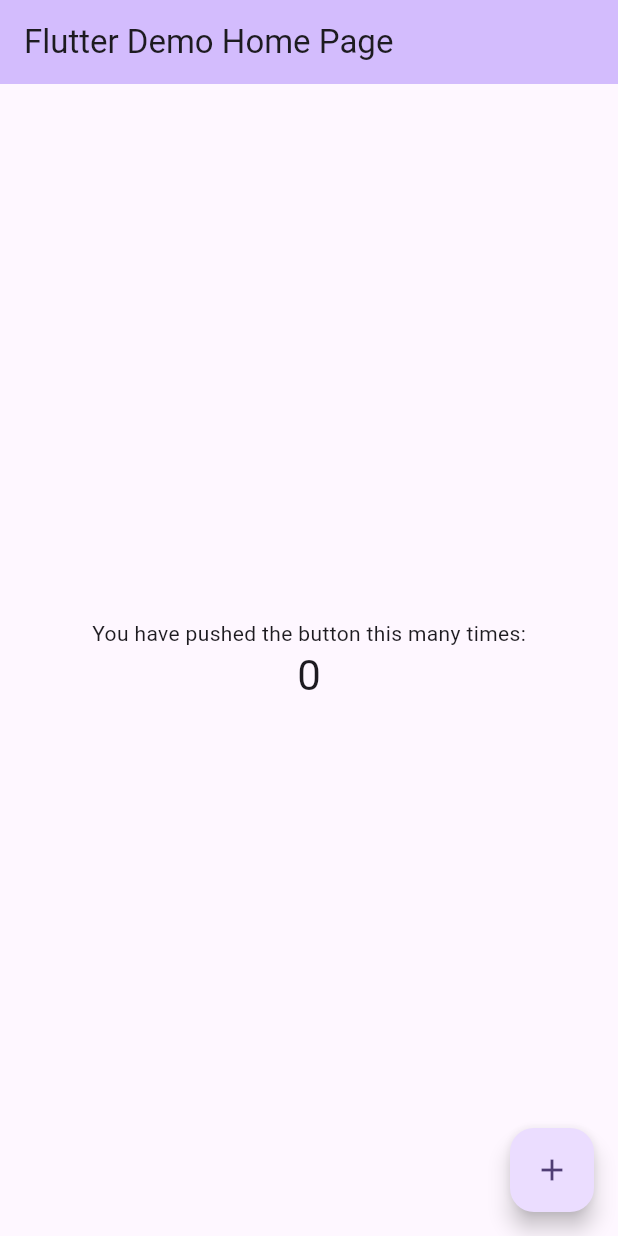
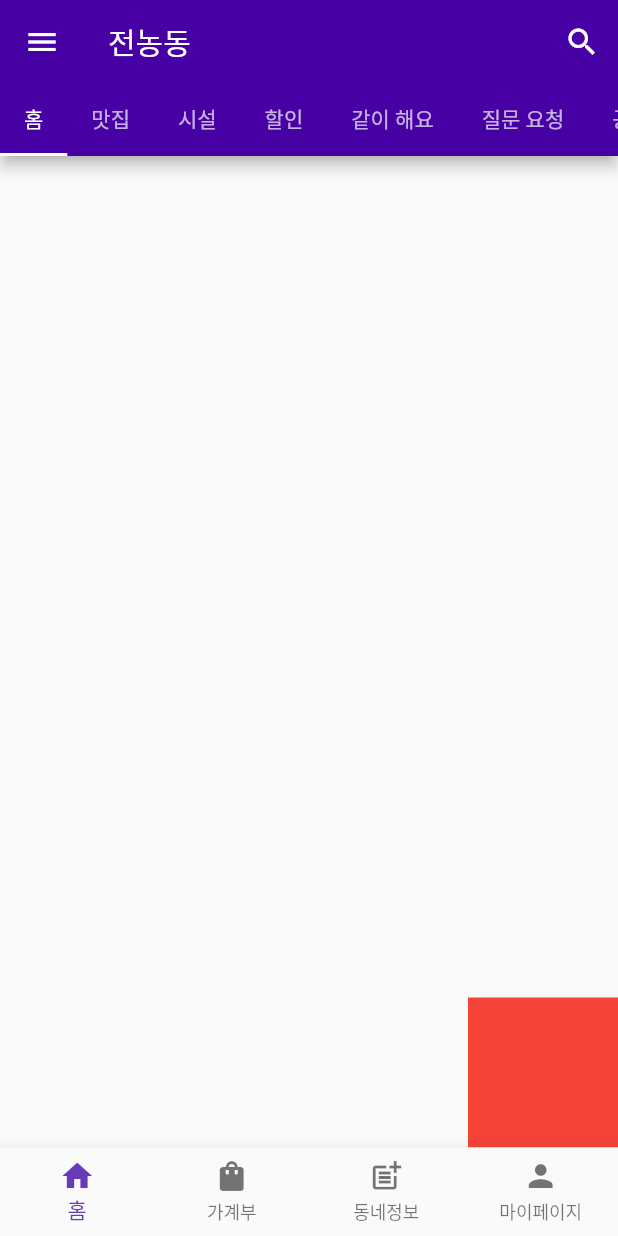
Before and after one commit to SchrodingerLivingAlone/Schrodinger-client, a Flutter app: the screen it shows after launch, on a phone screen of 412 x 824 dp. Run offline on Flutter 3.47's test engine with Material 2 defaults, Android fonts, the phone set to English and light mode, and no system bars.

```diff
--- a/lib/main.dart
+++ b/lib/main.dart
@@ -1,4 +1,5 @@
 import 'package:flutter/material.dart';
+import 'package:schrodinger_client/style.dart';
 
 void main() {
   runApp(const MyApp());
@@ -13,113 +14,88 @@ class MyApp extends StatelessWidget {
     return MaterialApp(
       title: 'Flutter Demo',
       theme: ThemeData(
-        // This is the theme of your application.
-        //
-        // TRY THIS: Try running your application with "flutter run". You'll see
-        // the application has a blue toolbar. Then, without quitting the app,
-        // try changing the seedColor in the colorScheme below to Colors.green
-        // and then invoke "hot reload" (save your changes or press the "hot
-        // reload" button in a Flutter-supported IDE, or press "r" if you used
-        // the command line to start the app).
-        //
-        // Notice that the counter didn't reset back to zero; the application
-        // state is not lost during the reload. To reset the state, use hot
-        // restart instead.
-        //
-        // This works for code too, not just values: Most code changes can be
-        // tested with just a hot reload.
-        colorScheme: ColorScheme.fromSeed(seedColor: Colors.deepPurple),
-        useMaterial3: true,
+        // colorScheme: ColorScheme.fromSeed(seedColor: Colors.deepPurple),
+        primaryColor: AppColor.main,
+        primarySwatch: Colors.deepPurple,
+        // useMaterial3: true,
       ),
-      home: const MyHomePage(title: 'Flutter Demo Home Page'),
+      home: const MyHomePage(),
     );
   }
 }
 
-class MyHomePage extends StatefulWidget {
-  const MyHomePage({super.key, required this.title});
-
-  // This widget is the home page of your application. It is stateful, meaning
-  // that it has a State object (defined below) that contains fields that affect
-  // how it looks.
-
-  // This class is the configuration for the state. It holds the values (in this
-  // case the title) provided by the parent (in this case the App widget) and
-  // used by the build method of the State. Fields in a Widget subclass are
-  // always marked "final".
-
-  final String title;
-
-  @override
-  State<MyHomePage> createState() => _MyHomePageState();
-}
-
-class _MyHomePageState extends State<MyHomePage> {
-  int _counter = 0;
-
-  void _incrementCounter() {
-    setState(() {
-      // This call to setState tells the Flutter framework that something has
-      // changed in this State, which causes it to rerun the build method below
-      // so that the display can reflect the updated values. If we changed
-      // _counter without calling setState(), then the build method would not be
-      // called again, and so nothing would appear to happen.
-      _counter++;
-    });
-  }
+class MyHomePage extends StatelessWidget {
+  const MyHomePage({super.key});
 
   @override
   Widget build(BuildContext context) {
-    // This method is rerun every time setState is called, for instance as done
-    // by the _incrementCounter method above.
-    //
-    // The Flutter framework has been optimized to make rerunning build methods
-    // fast, so that you can just rebuild anything that needs updating rather
-    // than having to individually change instances of widgets.
-    return Scaffold(
+    return DefaultTabController(
+        length: 7,
+        child: Scaffold(
           appBar: AppBar(
-        // TRY THIS: Try changing the color here to a specific color (to
-        // Colors.amber, perhaps?) and trigger a hot reload to see the AppBar
-        // change color while the other colors stay the same.
-        backgroundColor: Theme.of(context).colorScheme.inversePrimary,
-        // Here we take the value from the MyHomePage object that was created by
-        // the App.build method, and use it to set our appbar title.
-        title: Text(widget.title),
+            backgroundColor: AppColor.main,
+            title: const Text('전농동'),
+            actions: [
+              IconButton(onPressed: (){}, icon: const Icon(Icons.search))
+            ],
+            bottom: const TabBar(
+                // unselectedLabelColor: Colors.white,
+                indicatorColor: Colors.white,
+                isScrollable: true,
+                tabs: [
+                  Tab(text: '홈'),
+                  Tab(text: '맛집'),
+                  Tab(text: '시설'),
+                  Tab(text: '할인'),
+                  Tab(text: '같이 해요'),
+                  Tab(text: '질문 요청'),
+                  Tab(text: '공공 정보'),
+                ]
             ),
-      body: Center(
-        // Center is a layout widget. It takes a single child and positions it
-        // in the middle of the parent.
-        child: Column(
-          // Column is also a layout widget. It takes a list of children and
-          // arranges them vertically. By default, it sizes itself to fit its
-          // children horizontally, and tries to be as tall as its parent.
-          //
-          // Column has various properties to control how it sizes itself and
-          // how it positions its children. Here we use mainAxisAlignment to
-          // center the children vertically; the main axis here is the vertical
-          // axis because Columns are vertical (the cross axis would be
-          // horizontal).
-          //
-          // TRY THIS: Invoke "debug painting" (choose the "Toggle Debug Paint"
-          // action in the IDE, or press "p" in the console), to see the
-          // wireframe for each widget.
-          mainAxisAlignment: MainAxisAlignment.center,
-          children: <Widget>[
-            const Text(
-              'You have pushed the button this many times:',
           ),
-            Text(
-              '$_counter',
-              style: Theme.of(context).textTheme.headlineMedium,
+          body: TabBarView(
+            children: [
+              Tab(
+                child: Align(
+                  alignment: Alignment.bottomRight,
+                  child: Container(
+                    color: Colors.red,
+                    width: 100,
+                    height: 100,
+                  ),
+                ),
+              ),
+              Container(
+                color: Colors.green,
+              ),
+              Container(
+                color: Colors.blue,
+              ),
+              Container(
+                color: Colors.red,
+              ),
+              Container(
+                color: Colors.blue,
+              ),
+              Container(
+                color: Colors.green,
+              ),
+              Container(
+                color: Colors.red,
               ),
             ],
           ),
+          drawer: const Drawer(),
+          bottomNavigationBar: BottomNavigationBar(
+            type: BottomNavigationBarType.fixed,
+            items: const [
+              BottomNavigationBarItem(icon: Icon(Icons.home), label: '홈'),
+              BottomNavigationBarItem(icon: Icon(Icons.shopping_bag), label: '가계부'),
+              BottomNavigationBarItem(icon: Icon(Icons.post_add), label: '동네정보'),
+              BottomNavigationBarItem(icon: Icon(Icons.person), label: '마이페이지'),
+            ],
           ),
-      floatingActionButton: FloatingActionButton(
-        onPressed: _incrementCounter,
-        tooltip: 'Increment',
-        child: const Icon(Icons.add),
-      ), // This trailing comma makes auto-formatting nicer for build methods.
+        )
     );
   }
 }
--- /dev/null
+++ b/lib/style.dart
@@ -0,0 +1,8 @@
+import 'package:flutter/material.dart';
+import 'package:flutter/painting.dart';
+
+class AppColor {
+  // static const backgroundColor = Color(0xff2f4550);
+
+  static const main = Color(0xff4600A3);
+}
```
Lines whose indentation alone changed are shown as unchanged.
